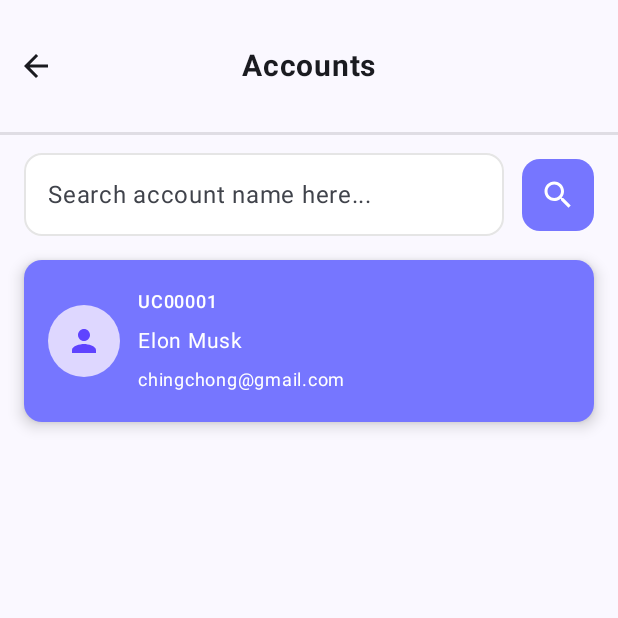
After one commit to ryanmkx/SumUp, an Android app built with Jetpack Compose: the AdminAccountsScreen screen opened through its navigation route, on a phone screen of 412 x 824 dp, the top half of it. The commit adds this screen. Run offline under Robolectric (Android 15) with nearby library versions, the phone set to English and light mode, and no system bars; our stand-ins replace Firebase (no records; nobody signed in at launch, a user with empty details on screens opened directly).

Commit message:
added the admin side UI screen, and some update for navigation

```diff
--- a/app/src/main/java/com/example/sumup/presentation/navigation/AppNavHost.kt
+++ b/app/src/main/java/com/example/sumup/presentation/navigation/AppNavHost.kt
@@ -45,6 +45,8 @@ import com.example.sumup.presentation.screen.flashcard.FlashcardStartScreen
 import com.example.sumup.presentation.screen.quiz.QuizFlashcardMainScreen
 import com.example.sumup.presentation.screen.quiz.QuizStartScreen
 import kotlinx.coroutines.launch
+import com.example.sumup.presentation.screen.admin.AdminAccountsScreen
+import com.example.sumup.presentation.screen.admin.AdminAccountDetailScreen
 
 object Routes {
     const val MAIN = "main"
@@ -74,6 +76,11 @@ object Routes {
 
     const val CHAT_MAIN = "chat_main"
     const val CHAT_DETAIL = "chat_detail"
+
+    // Admin
+    const val ADMIN_HOME = "admin_home"
+    const val ADMIN_ACCOUNTS = "admin_accounts"
+    const val ADMIN_ACCOUNT_DETAIL = "admin_account_detail"
 }
 
 @Composable
@@ -93,6 +100,12 @@ fun AppNavHost(
                 onRegisterClick = { navController.navigate(Routes.SIGN_UP) }
             )
         }
+        // Admin home entry (Manage Accounts)
+        composable(Routes.ADMIN_HOME) {
+            com.example.sumup.presentation.screen.admin.AdminMainScreen(
+                onManageClick = { navController.navigate(Routes.ADMIN_ACCOUNTS) }
+            )
+        }
         composable(Routes.LOGIN) {
             val context = LocalContext.current
             val coroutineScope = rememberCoroutineScope()
@@ -109,7 +122,9 @@ fun AppNavHost(
                     coroutineScope.launch {
                         val result = signInUseCase.execute(email, password)
                         if (result.isSuccess) {
-                            navController.navigate(Routes.SUMMARIZE_MAIN) {
+                            val user = result.getOrNull()
+                            val destination = if (user?.level?.lowercase() == "admin") Routes.ADMIN_HOME else Routes.SUMMARIZE_MAIN
+                            navController.navigate(destination) {
                                 popUpTo(Routes.LOGIN) { inclusive = true }
                                 launchSingleTop = true
                             }
@@ -223,6 +238,49 @@ fun AppNavHost(
         }
         composable(Routes.QUIZ_RESULT) {
             QuizResultScreen()
+        }
+        // Admin accounts list
+        composable(Routes.ADMIN_ACCOUNTS) {
+            AdminAccountsScreen(
+                onBack = { navController.popBackStack() },
+                onAccountClick = { userId, name, email, created, avatar ->
+                    val enc = { s: String -> java.net.URLEncoder.encode(s, Charsets.UTF_8.name()) }
+                    val route = Routes.ADMIN_ACCOUNT_DETAIL +
+                        "?userId=" + enc(userId) +
+                        "&name=" + enc(name) +
+                        "&email=" + enc(email) +
+                        "&created=" + enc(created) +
+                        "&avatar=" + enc(avatar ?: "")
+                    navController.navigate(route)
+                }
+            )
+        }
+        // Admin account detail with required args
+        composable(
+            route = Routes.ADMIN_ACCOUNT_DETAIL + "?userId={userId}&name={name}&email={email}&created={created}&avatar={avatar}",
+            arguments = listOf(
+                navArgument("userId") { type = NavType.StringType; defaultValue = "" },
+                navArgument("name") { type = NavType.StringType; defaultValue = "" },
+                navArgument("email") { type = NavType.StringType; defaultValue = "" },
+                navArgument("created") { type = NavType.StringType; defaultValue = "" },
+                navArgument("avatar") { type = NavType.StringType; defaultValue = "" },
+            )
+        ) { backStackEntry ->
+            val userId = backStackEntry.arguments?.getString("userId") ?: ""
+            val name = backStackEntry.arguments?.getString("name") ?: ""
+            val email = backStackEntry.arguments?.getString("email") ?: ""
+            val created = backStackEntry.arguments?.getString("created") ?: ""
+            val avatar = backStackEntry.arguments?.getString("avatar") ?: ""
+
+            AdminAccountDetailScreen(
+                userCode = userId,
+                name = name,
+                email = email,
+                createdDate = created,
+                avatarUrl = avatar.ifEmpty { null },
+                onBack = { navController.popBackStack() },
+                onDeleteAccount = { /* TODO: hook up deletion */ }
+            )
         }
         composable(Routes.FLASHCARD_START) {
             FlashcardStartScreen()
--- /dev/null
+++ b/app/src/main/java/com/example/sumup/presentation/screen/admin/AdminAccountsScreen.kt
@@ -0,0 +1,167 @@
+package com.example.sumup.presentation.screen.admin
+
+import androidx.compose.foundation.background
+import androidx.compose.foundation.layout.*
+import androidx.compose.foundation.shape.CircleShape
+import androidx.compose.foundation.shape.RoundedCornerShape
+import androidx.compose.material.icons.Icons
+import androidx.compose.material.icons.filled.Search
+import androidx.compose.material.icons.filled.Person
+import androidx.compose.material3.*
+import androidx.compose.runtime.*
+import androidx.compose.ui.Alignment
+import androidx.compose.ui.Modifier
+import androidx.compose.ui.draw.clip
+import androidx.compose.ui.graphics.Color
+import androidx.compose.ui.input.pointer.pointerInput
+import androidx.compose.foundation.gestures.detectTapGestures
+import androidx.compose.ui.text.font.FontWeight
+import androidx.compose.ui.tooling.preview.Preview
+import androidx.compose.ui.unit.dp
+import androidx.compose.ui.unit.sp
+import com.example.sumup.presentation.screen.common.HeaderWithBack
+import com.example.sumup.presentation.ui.theme.purpleMain
+
+@Composable
+fun AdminAccountsScreen(
+    onBack: () -> Unit = {},
+    onAccountClick: (userId: String, name: String, email: String, created: String, avatar: String?) -> Unit =
+        { _, _, _, _, _ -> },
+) {
+    Scaffold(
+        topBar = {
+            HeaderWithBack(
+                title = "Accounts",
+                onNavigateBack = onBack
+            )
+        }
+    ) { innerPadding ->
+        Column(
+            modifier = Modifier
+                .fillMaxSize()
+                .padding(innerPadding)
+                .padding(horizontal = 16.dp, vertical = 12.dp)
+        ) {
+            // Search row
+            var query by remember { mutableStateOf("") }
+            Row(
+                verticalAlignment = Alignment.CenterVertically,
+                modifier = Modifier.fillMaxWidth()
+            ) {
+                OutlinedTextField(
+                    value = query,
+                    onValueChange = { query = it },
+                    placeholder = { Text("Search account name here...") },
+                    singleLine = true,
+                    modifier = Modifier
+                        .weight(1f)
+                        .height(55.dp),
+                    shape = RoundedCornerShape(12.dp),
+                    colors = OutlinedTextFieldDefaults.colors(
+                        focusedContainerColor = Color.White,
+                        unfocusedContainerColor = Color.White,
+                        focusedBorderColor = Color(0xFFDBDBDB),
+                        unfocusedBorderColor = Color(0xFFE5E5E5),
+                        cursorColor = purpleMain
+                    )
+                )
+
+                Spacer(modifier = Modifier.width(12.dp))
+
+                // Search button
+                IconButton(
+                    onClick = { /* TODO: hook up search */ },
+                    modifier = Modifier
+                        .size(48.dp)
+                        .clip(RoundedCornerShape(12.dp))
+                        .background(purpleMain)
+                ) {
+                    Icon(
+                        imageVector = Icons.Filled.Search,
+                        contentDescription = "Search",
+                        tint = Color.White
+                    )
+                }
+            }
+
+            Spacer(modifier = Modifier.height(16.dp))
+
+            // Sample account card (static for now). Replace with real Firestore results.
+            AccountCard(
+                userId = "UC00001",
+                name = "Elon Musk",
+                email = "chingchong@gmail.com",
+                onClick = {
+                    onAccountClick("UC00001", "Elon Musk", "chingchong@gmail.com", "22 JAN 2025", null)
+                }
+            )
+        }
+    }
+}
+
+@Composable
+private fun AccountCard(
+    userId: String,
+    name: String,
+    email: String,
+    onClick: () -> Unit = {},
+) {
+    Card(
+        modifier = Modifier
+            .fillMaxWidth()
+            .padding(bottom = 8.dp)
+            .let { it },
+        shape = RoundedCornerShape(12.dp),
+        colors = CardDefaults.cardColors(containerColor = purpleMain),
+        elevation = CardDefaults.cardElevation(defaultElevation = 6.dp)
+    ) {
+        Row(
+            modifier = Modifier
+                .fillMaxWidth()
+                .padding(16.dp)
+                .noRippleClickable { onClick() },
+            verticalAlignment = Alignment.CenterVertically
+        ) {
+            // Avatar
+            Box(
+                modifier = Modifier
+                    .size(48.dp)
+                    .clip(CircleShape)
+                    .background(Color(0xFFDED7FF)),
+                contentAlignment = Alignment.Center
+            ) {
+                Icon(
+                    imageVector = Icons.Filled.Person,
+                    contentDescription = null,
+                    tint = Color(0xFF5F43FF)
+                )
+            }
+
+            Spacer(modifier = Modifier.width(12.dp))
+
+            Column(modifier = Modifier.weight(1f)) {
+                Text(text = userId, color = Color.White, fontSize = 12.sp, fontWeight = FontWeight.SemiBold)
+                Spacer(modifier = Modifier.height(2.dp))
+                Text(text = name, color = Color.White, fontSize = 14.sp)
+                Spacer(modifier = Modifier.height(2.dp))
+                Text(text = email, color = Color.White, fontSize = 12.sp)
+            }
+        }
+    }
+}
+
+// Simple no-ripple clickable modifier to keep card visual per design
+@Composable
+private fun Modifier.noRippleClickable(onClick: () -> Unit): Modifier =
+    this.then(
+        androidx.compose.ui.Modifier.pointerInput(Unit) {
+            detectTapGestures(onTap = { onClick() })
+        }
+    )
+
+@Preview(showBackground = true)
+@Composable
+fun AdminAccountsScreenPreview() {
+    AdminAccountsScreen(
+    )
+}
```
Also changed, not shown: app/src/main/java/com/example/sumup/presentation/screen/admin/AdminAccountDetailScreen.kt (added, +224 -0 lines), app/src/main/java/com/example/sumup/presentation/screen/admin/AdminHomeScreen.kt (added, +81 -0 lines).
